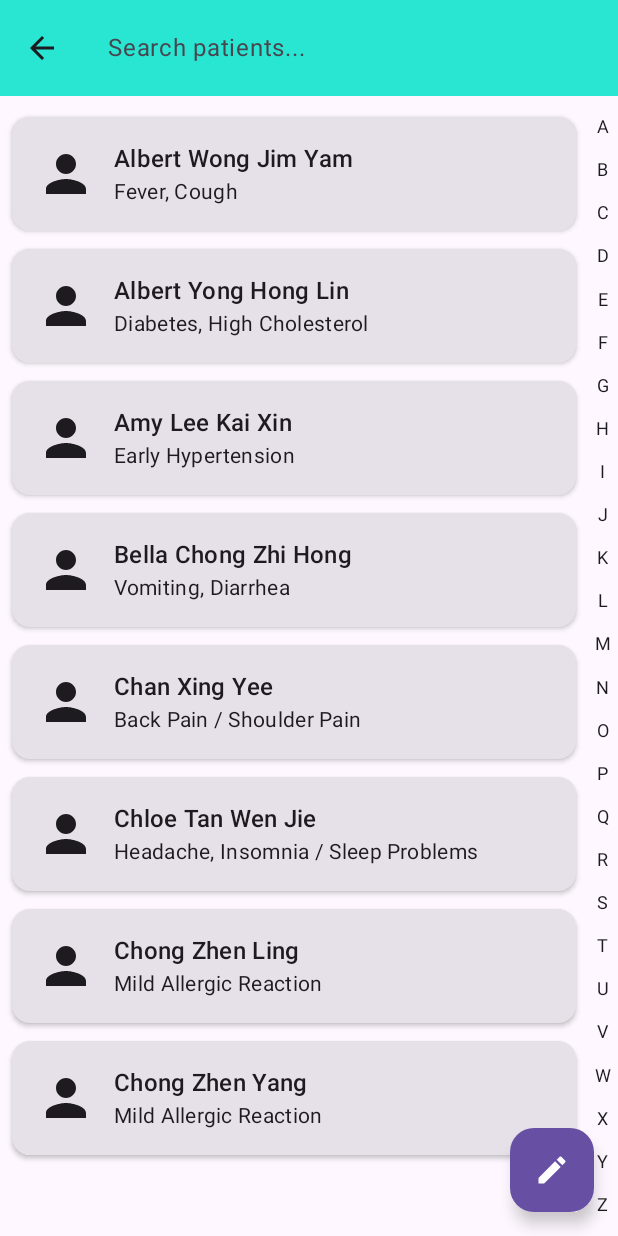
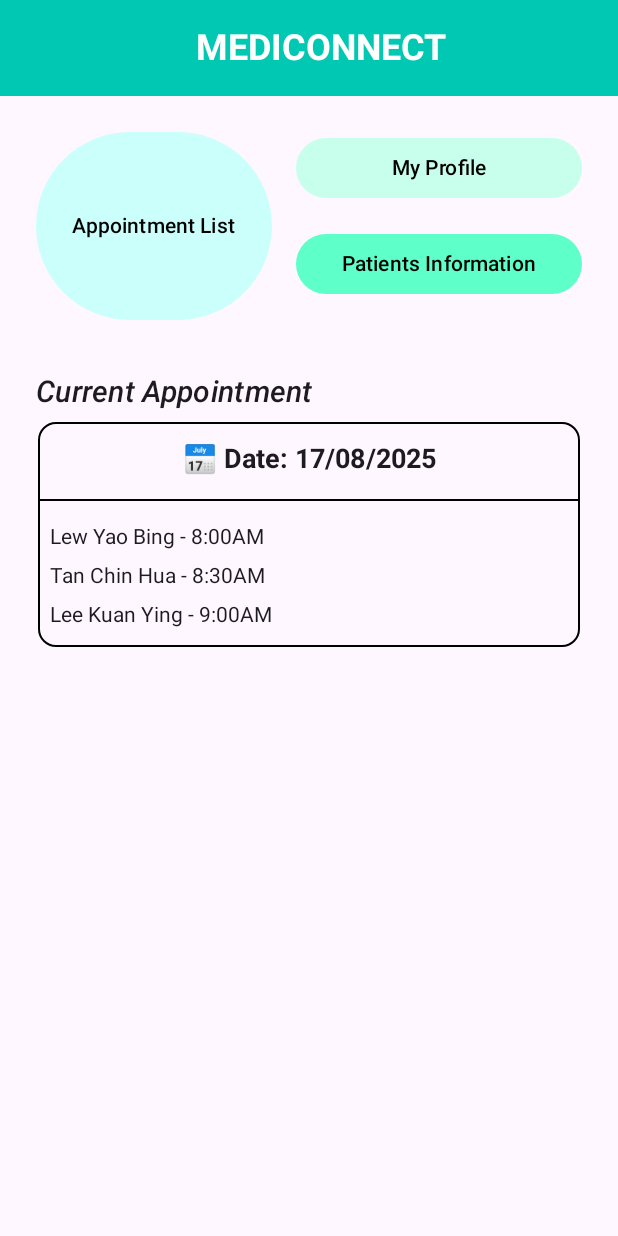
Before and after one commit to RuiJie1216/MediConnect, an Android app built with Jetpack Compose: the @Preview function Final, on a phone screen of 412 x 824 dp. Run offline under Robolectric (Android 15) with nearby library versions, the phone set to English and light mode, and no system bars.

Commit message:
Homescreen ok patient detail in progress others no just let it empty function

```diff
--- a/app/src/main/java/com/example/mediconnect/ui/doctorTheme/docHomeScreen.kt
+++ b/app/src/main/java/com/example/mediconnect/ui/doctorTheme/docHomeScreen.kt
@@ -2,48 +2,26 @@ package com.example.mediconnect.ui.doctorTheme
 
 import androidx.compose.foundation.background
 import androidx.compose.foundation.border
-import androidx.compose.foundation.clickable
-import androidx.compose.foundation.layout.Arrangement
 import androidx.compose.foundation.layout.Box
 import androidx.compose.foundation.layout.Column
 import androidx.compose.foundation.layout.Row
 import androidx.compose.foundation.layout.Spacer
-import androidx.compose.foundation.layout.fillMaxHeight
 import androidx.compose.foundation.layout.fillMaxSize
 import androidx.compose.foundation.layout.fillMaxWidth
 import androidx.compose.foundation.layout.height
 import androidx.compose.foundation.layout.padding
-import androidx.compose.foundation.layout.size
-import androidx.compose.foundation.layout.width
 import androidx.compose.foundation.layout.wrapContentWidth
-import androidx.compose.foundation.lazy.LazyColumn
-import androidx.compose.foundation.lazy.items
 import androidx.compose.foundation.shape.RoundedCornerShape
-import androidx.compose.material.icons.Icons
-import androidx.compose.material.icons.filled.ArrowBack
-import androidx.compose.material.icons.filled.Edit
-import androidx.compose.material.icons.filled.Person
 import androidx.compose.material3.Button
 import androidx.compose.material3.ButtonDefaults
-import androidx.compose.material3.Card
-import androidx.compose.material3.CardDefaults
 import androidx.compose.material3.Divider
 import androidx.compose.material3.ExperimentalMaterial3Api
-import androidx.compose.material3.FloatingActionButton
-import androidx.compose.material3.Icon
-import androidx.compose.material3.IconButton
 import androidx.compose.material3.MaterialTheme
 import androidx.compose.material3.Scaffold
 import androidx.compose.material3.Text
-import androidx.compose.material3.TextField
-import androidx.compose.material3.TextFieldDefaults
 import androidx.compose.material3.TopAppBar
 import androidx.compose.material3.TopAppBarDefaults
 import androidx.compose.runtime.Composable
-import androidx.compose.runtime.getValue
-import androidx.compose.runtime.mutableStateOf
-import androidx.compose.runtime.remember
-import androidx.compose.runtime.setValue
 import androidx.compose.ui.Alignment
 import androidx.compose.ui.Modifier
 import androidx.compose.ui.graphics.Color
@@ -212,7 +190,7 @@ fun MediConnectApp() {
         startDestination = "home"
     ) {
         composable("home") { DoctorHomeScreen(navController, modifier = Modifier) }
-        composable("patients") { PatientsScreen(navController) }
+        composable("patients") { PatientsScreen() }
         composable("appointments") { AppointmentScreen() }
         composable("profile") { ProfileScreen() }
         composable("consultation") { ConsultationScreen() }
@@ -220,141 +198,10 @@ fun MediConnectApp() {
     }
 }
 
-
-@OptIn(ExperimentalMaterial3Api::class)
 @Composable
-fun PatientsScreen(navController: NavHostController) {
-    data class Patient(
-        val name: String,
-        val condition: String
-    )
-
-    val allPatients = listOf(
-        Patient("Albert Wong Jim Yam", "Fever, Cough"),
-        Patient("Albert Yong Hong Lin", "Diabetes, High Cholesterol"),
-        Patient("Amy Lee Kai Xin", "Early Hypertension"),
-        Patient("Bella Chong Zhi Hong", "Vomiting, Diarrhea"),
-        Patient("Chan Xing Yee", "Back Pain / Shoulder Pain"),
-        Patient("Chloe Tan Wen Jie", "Headache, Insomnia / Sleep Problems"),
-        Patient("Chong Zhen Ling", "Mild Allergic Reaction"),
-        Patient("Chong Zhen Yang", "Mild Allergic Reaction"),
-    )
-
-    var searchQuery by remember { mutableStateOf("") }
-
-    Scaffold(
-        topBar = {
-            TopAppBar(
-                title = {
-                    TextField(
-                        value = searchQuery,
-                        onValueChange = { searchQuery = it },
-                        placeholder = { Text("Search patients...") },
-                        singleLine = true,
-                        colors = TextFieldDefaults.colors(
-                            focusedContainerColor = Color(0xFF29E6D2),
-                            unfocusedContainerColor = Color(0xFF29E6D2),
-                            disabledContainerColor = Color(0xFF29E6D2),
-                            focusedIndicatorColor = Color.Transparent,
-                            unfocusedIndicatorColor = Color.Transparent,
-                            disabledIndicatorColor = Color.Transparent
-                        ),
-                        modifier = Modifier.fillMaxWidth()
-                    )
-                },
-                navigationIcon = {
-                    IconButton(onClick = { navController.popBackStack() }) {
-                        Icon(Icons.Default.ArrowBack, contentDescription = "Back")
-                    }
-                },
-                colors = TopAppBarDefaults.topAppBarColors(
-                    containerColor = Color(0xFF29E6D2) // 整个TopBar背景
-                )
-            )
-        },
-        floatingActionButton = {
-            FloatingActionButton(
-                onClick = { /* TODO: Add new patient */ },
-                containerColor = MaterialTheme.colorScheme.primary
-            ) {
-                Icon(Icons.Default.Edit, contentDescription = "Add")
-            }
-        }
-    ) { padding ->
-        Box(modifier = Modifier
-            .fillMaxSize()
-            .padding(padding)) {
-
-            // 🔹 主体区域：列表 + A-Z
-            Row(modifier = Modifier.fillMaxSize()) {
-                val filteredPatients = allPatients.filter {
-                    it.name.contains(searchQuery, ignoreCase = true) ||
-                            it.condition.contains(searchQuery, ignoreCase = true)
-                }
-
-                LazyColumn(
-                    modifier = Modifier
-                        .weight(1f)
-                        .padding(8.dp)
-                ) {
-                    items(filteredPatients) { patient ->
-                        PatientItem(
-                            name = patient.name,
-                            condition = patient.condition
-                        ) {
-                            navController.navigate("patientDetail")
-                        }
-                    }
-                }
-
-                // 🔹 右边 A-Z 快速导航条
-                Column(
-                    modifier = Modifier
-                        .fillMaxHeight()
-                        .width(20.dp),
-                    verticalArrangement = Arrangement.SpaceEvenly,
-                    horizontalAlignment = Alignment.CenterHorizontally
-                ) {
-                    ('A'..'Z').forEach { letter ->
-                        Text(
-                            text = letter.toString(),
-                            style = MaterialTheme.typography.bodySmall
-                        )
-                    }
-                }
-            }
-        }
-    }
+fun PatientsScreen() {
 
 }
-
-@Composable
-fun PatientItem(name: String, condition: String, onClick: () -> Unit) {
-    Card(
-        modifier = Modifier
-            .fillMaxWidth()
-            .padding(vertical = 6.dp)
-            .clickable { onClick() },
-        elevation = CardDefaults.cardElevation(2.dp)
-    ) {
-        Row(
-            modifier = Modifier.padding(16.dp),
-            verticalAlignment = Alignment.CenterVertically
-        ) {
-            Icon(
-                Icons.Default.Person,
-                contentDescription = "Patient Icon",
-                modifier = Modifier.size(40.dp)
-            )
-            Spacer(modifier = Modifier.width(12.dp))
-            Column {
-                Text(text = name, style = MaterialTheme.typography.titleMedium)
-                Text(text = condition, style = MaterialTheme.typography.bodyMedium)
-            }
-        }
-    }
-}
-
 @Composable
 fun AppointmentScreen(){
 
@@ -377,7 +224,7 @@ fun PatientDetailScreen() {
 @Preview(showBackground = true)
 @Composable
 fun Final() {
-    PatientsScreen(navController = rememberNavController() )
+    DoctorHomeScreen(navController = rememberNavController(), modifier = Modifier)
 }
 /*
 fun Logout(navController: NavController) {
```
